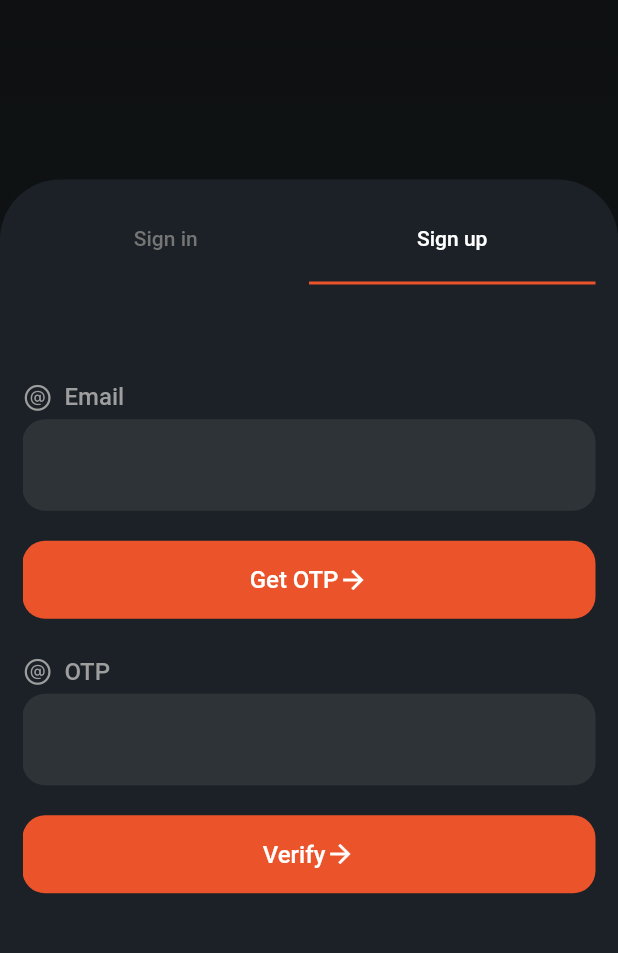
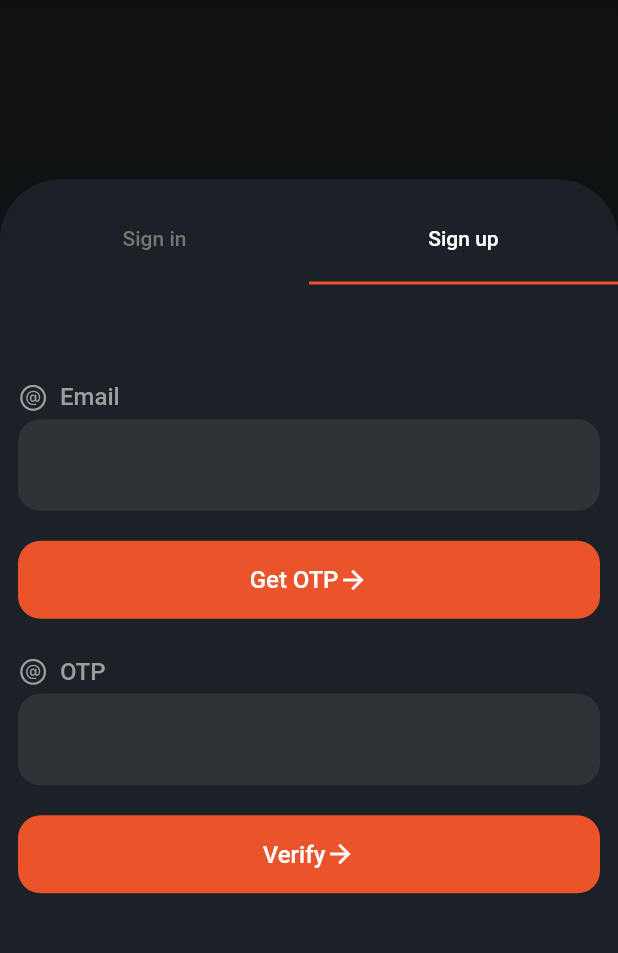
Before and after one commit to 200-DevelopersFound/Havo, a Flutter app: the screen it shows after launch, tab 2 chosen, after a tap on "Verify", on a phone screen of 412 x 824 dp, the part 253-1206 px from its top. Run offline on Flutter 3.47's test engine with Material 2 defaults, Android fonts, the phone set to English and light mode, and no system bars; our stand-ins replace flutter_tts; missing offline and left inert: flutter_circle_color_picker, learning_digital_ink_recognition; network calls fail.

Commit message:
tab change padding bug fix

```diff
--- a/lib/Components/SignIn.dart
+++ b/lib/Components/SignIn.dart
@@ -22,12 +22,16 @@ class _SignInState extends State<SignIn> {
 
   @override
   Widget build(BuildContext context) {
-    return Column(mainAxisAlignment: MainAxisAlignment.center, children: [
-      // SizedBox(
-      //   height: 50,
-      // ),
-      label(icon: CupertinoIcons.person, text: 'Username'),
-      CustomTextField(controller: userNameController),
+    return Container(
+      padding: EdgeInsets.all(12),
+      child: Column(mainAxisAlignment: MainAxisAlignment.center, children: [
+        label(
+          icon: CupertinoIcons.person,
+          text: 'Username',
+        ),
+        CustomTextField(
+          controller: userNameController,
+        ),
         SizedBox(
           height: 20,
         ),
@@ -60,6 +64,7 @@ class _SignInState extends State<SignIn> {
             ));
           },
         ),
-    ]);
+      ]),
+    );
   }
 }
--- a/lib/Components/SignUp.dart
+++ b/lib/Components/SignUp.dart
@@ -1,6 +1,7 @@
 import 'package:flutter/cupertino.dart';
 import 'package:flutter/material.dart';
 import 'package:learning_digital_ink_recognition_example/Api/EmailOtp.dart';
+import 'package:learning_digital_ink_recognition_example/Api/EmailVerify.dart';
 import 'package:learning_digital_ink_recognition_example/Components/CustomTextField.dart';
 import 'package:learning_digital_ink_recognition_example/Pages/Home.dart';
 
@@ -23,8 +24,11 @@ class _SignUpState extends State<SignUp> {
 
   @override
   Widget build(BuildContext context) {
-    return Column(
+    return Container(
+      padding: EdgeInsets.all(12),
+      child: Column(
         mainAxisAlignment: MainAxisAlignment.center,
+        // crossAxisAlignment: CrossAxisAlignment.stretch,
         children: [
           label(
             text: 'Email',
@@ -99,12 +103,15 @@ class _SignUpState extends State<SignUp> {
             icon: Icons.arrow_forward,
             text: 'Verify',
             onTap: () {
+              emailVerify(emailController.text, otpController.text,
+                  _futureId.toString());
 
               // Navigator.pushReplacement(
               //     context, MaterialPageRoute(builder: (context) => HomeScreen()));
             },
           ),
         ],
+      ),
     );
   }
 }
--- a/lib/Pages/login.dart
+++ b/lib/Pages/login.dart
@@ -47,7 +47,7 @@ class _loginState extends State<login> {
                   child: Container(
                     height: MediaQuery.of(context).size.height * 0.65,
                     width: MediaQuery.of(context).size.width,
-                      padding: EdgeInsets.symmetric(horizontal: 15),
+                    // padding: EdgeInsets.symmetric(horizontal: 15),
                     decoration: BoxDecoration(
                         color: Color(0xff1B2127),
                         borderRadius: BorderRadius.only(
@@ -85,7 +85,8 @@ class _loginState extends State<login> {
                         ),
                       ],
                     ),
-                    )),
+                  ),
+                ),
               ],
             ),
           ),
```
Lines whose indentation alone changed are shown as unchanged.
